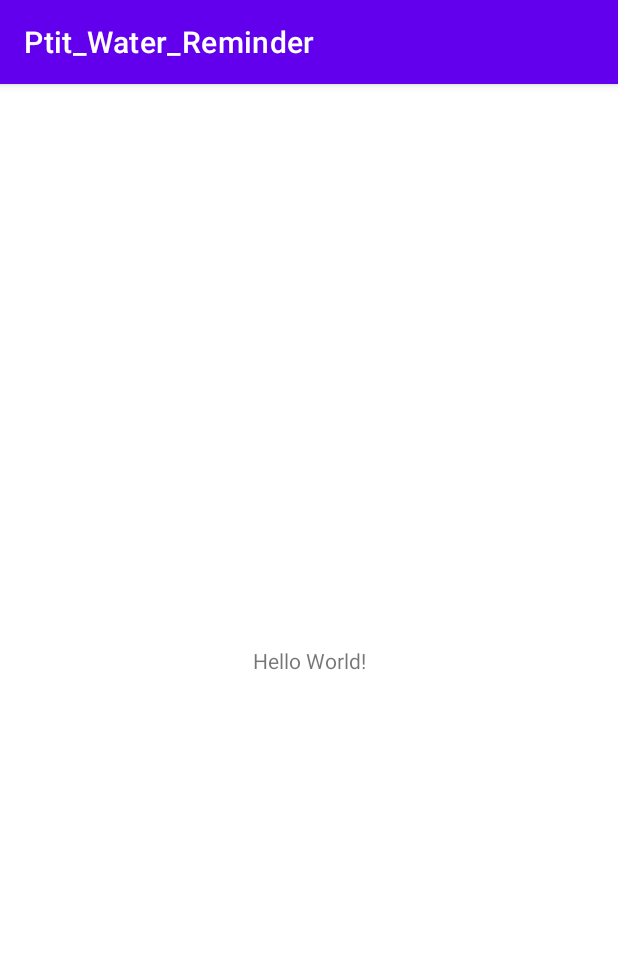
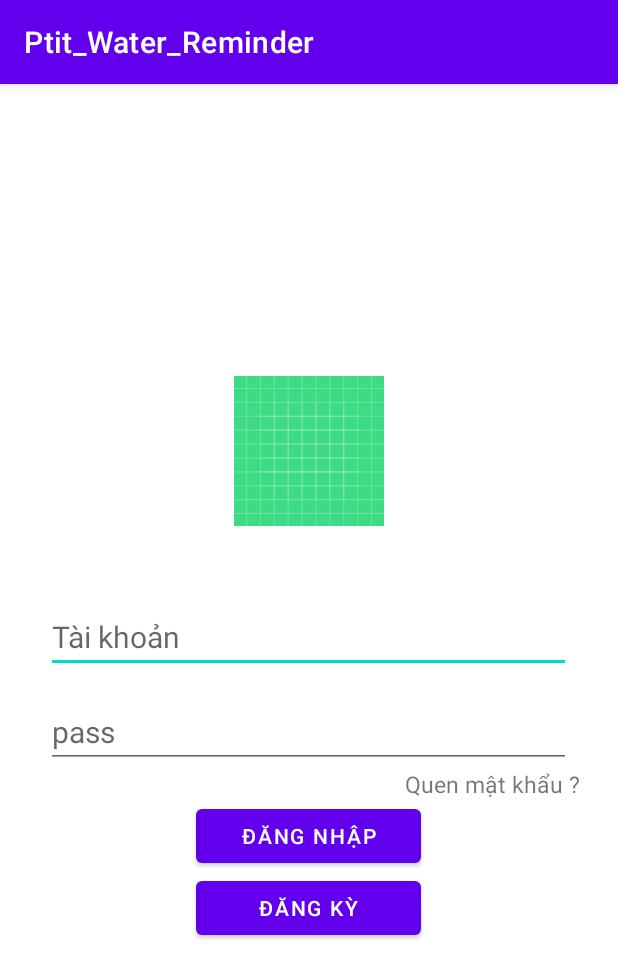
Before and after one commit to 1997808/ptit-water-reminder-android, an Android app: the screen it shows after launch (MainActivity), on a phone screen of 412 x 824 dp. Shown: the top 978 px of the screen. Run offline under Robolectric (Android 15) with nearby library versions, the phone set to English and light mode, and no system bars.

Commit message:
"loginPage"

```diff
--- a/app/build.gradle
+++ b/app/build.gradle
@@ -30,7 +30,7 @@ android {
 dependencies {
 
     implementation 'androidx.appcompat:appcompat:1.4.0'
-    implementation 'com.google.android.material:material:1.4.0'
+    implementation 'com.google.android.material:material:1.5.0-beta01'
     implementation 'androidx.constraintlayout:constraintlayout:2.1.2'
     testImplementation 'junit:junit:4.+'
     androidTestImplementation 'androidx.test.ext:junit:1.1.3'
--- a/app/src/main/java/com/example/ptit_water_reminder/MainActivity.java
+++ b/app/src/main/java/com/example/ptit_water_reminder/MainActivity.java
@@ -2,13 +2,40 @@ package com.example.ptit_water_reminder;
 
 import androidx.appcompat.app.AppCompatActivity;
 
+import android.content.Intent;
 import android.os.Bundle;
+import android.view.View;
+import android.widget.Button;
+import android.widget.EditText;
+
 
 public class MainActivity extends AppCompatActivity {
+    EditText edTaiKhoan, edPassword;
+    Button btdangNhap,btdangKy;
 
     @Override
     protected void onCreate(Bundle savedInstanceState) {
         super.onCreate(savedInstanceState);
         setContentView(R.layout.activity_main);
+        anhXa();
+
+
+        btdangNhap.setOnClickListener(new View.OnClickListener() {
+            @Override
+            public void onClick(View v) {
+//                Intent i= new Intent(MainActivity.this,Home.class);
+//                startActivity(i);
+            }
+        });
+
+    }
+
+    public  void anhXa(){
+        edTaiKhoan=(EditText) findViewById(R.id.tenDangNhap);
+        edPassword= (EditText) findViewById(R.id.password);
+        btdangNhap=(Button) findViewById(R.id.btDangNhap);
+        btdangKy=(Button) findViewById(R.id.btDangKy);
+
+
     }
 }
--- a/app/src/main/res/layout/activity_main.xml
+++ b/app/src/main/res/layout/activity_main.xml
@@ -1,18 +1,72 @@
 <?xml version="1.0" encoding="utf-8"?>
-<androidx.constraintlayout.widget.ConstraintLayout xmlns:android="http://schemas.android.com/apk/res/android"
+<RelativeLayout xmlns:android="http://schemas.android.com/apk/res/android"
     xmlns:app="http://schemas.android.com/apk/res-auto"
     xmlns:tools="http://schemas.android.com/tools"
     android:layout_width="match_parent"
     android:layout_height="match_parent"
     tools:context=".MainActivity">
+    <LinearLayout
+        android:layout_width="match_parent"
+        android:layout_height="wrap_content"
+        android:gravity="center"
+        android:orientation="vertical"
+        android:layout_centerInParent="true">
+        <ImageView
+            android:layout_marginBottom="50dp"
+            android:layout_width="100dp"
+            android:layout_height="100dp"
+            android:src="@drawable/ic_launcher_background">
 
-    <TextView
-        android:layout_width="wrap_content"
-        android:layout_height="wrap_content"
-        android:text="Hello World!"
-        app:layout_constraintBottom_toBottomOf="parent"
-        app:layout_constraintLeft_toLeftOf="parent"
-        app:layout_constraintRight_toRightOf="parent"
-        app:layout_constraintTop_toTopOf="parent" />
+        </ImageView>
+        <EditText
+            android:id="@+id/tenDangNhap"
+            android:textSize="20dp"
+            android:layout_width="wrap_content"
+            android:layout_height="wrap_content"
+            android:hint="Tài khoản"
+            android:ems="15"
+            android:layout_marginBottom="15dp"
+            >
 
-</androidx.constraintlayout.widget.ConstraintLayout>
+        </EditText>
+
+        <EditText
+            android:id="@+id/password"
+            android:textSize="20dp"
+            android:layout_width="wrap_content"
+            android:layout_height="wrap_content"
+            android:hint="pass"
+            android:inputType="textPassword"
+            android:ems="15"
+            >
+
+        </EditText>
+        <TextView
+            android:layout_width="wrap_content"
+            android:layout_height="wrap_content"
+            android:text="Quen mật khẩu ?"
+            android:textSize="15dp"
+            android:layout_gravity="right"
+            android:layout_marginRight="25dp">
+
+        </TextView>
+        <Button
+            android:id="@+id/btDangNhap"
+            android:layout_width="150dp"
+            android:layout_height="wrap_content"
+            android:text="Đăng nhập">
+
+        </Button>
+        <Button
+            android:id="@+id/btDangKy"
+            android:layout_width="150dp"
+            android:layout_height="wrap_content"
+            android:text="Đăng kỳ">
+
+        </Button>
+
+    </LinearLayout>
+
+
+
+</RelativeLayout>
--- a/build.gradle
+++ b/build.gradle
@@ -7,6 +7,7 @@ buildscript {
     dependencies {
         classpath "com.android.tools.build:gradle:7.0.2"
 
+
         // NOTE: Do not place your application dependencies here; they belong
         // in the individual module build.gradle files
     }
```
